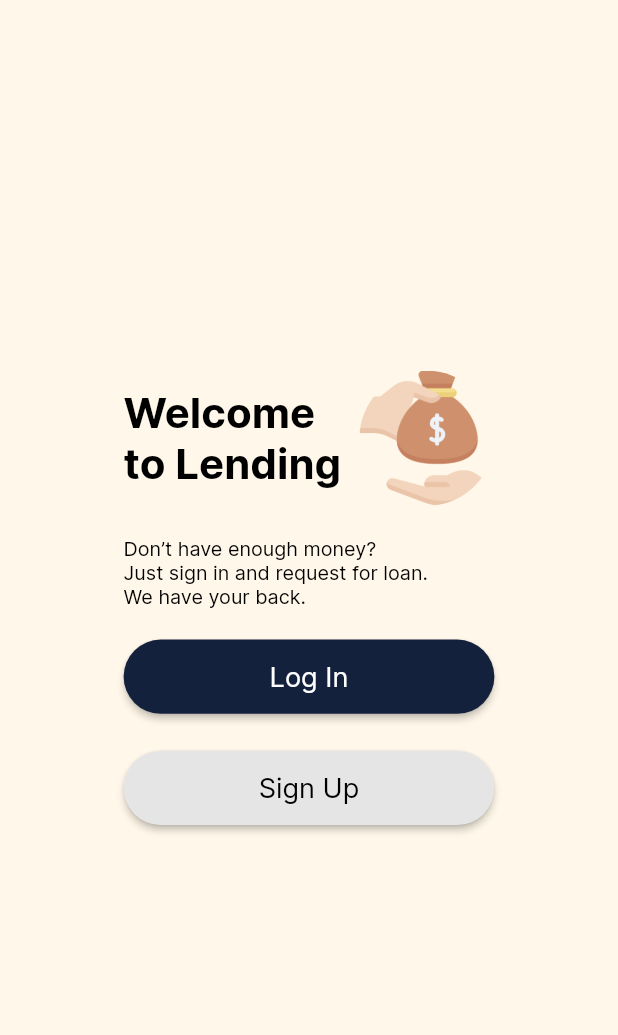
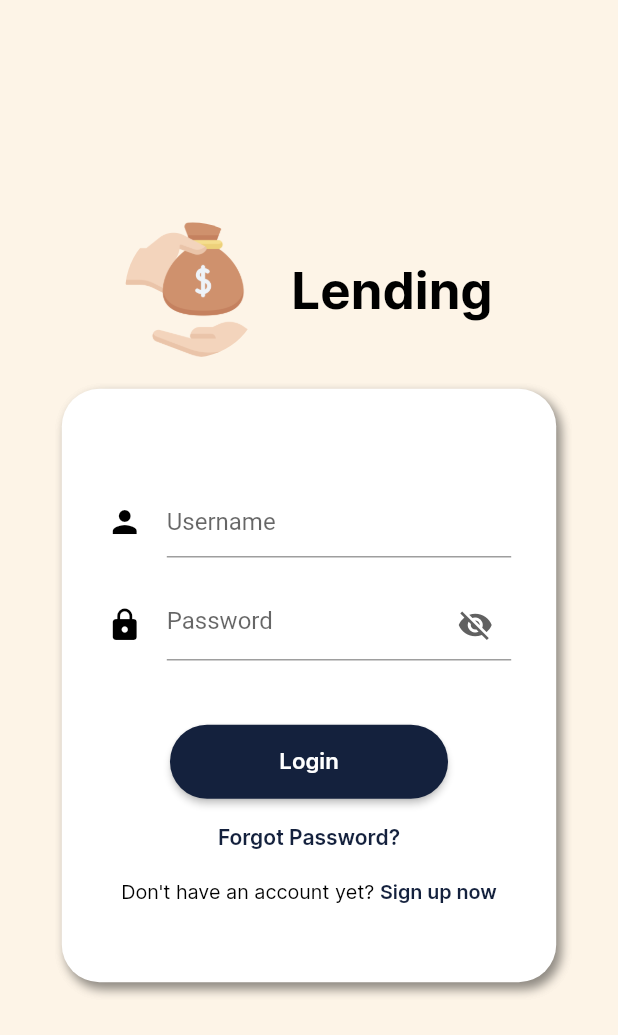
Before and after one commit to jdesolate/lending, a Flutter app: the screen it shows after launch, after a tap on "Log In", on a phone screen of 412 x 824 dp. Shown: the top 1035 px of the screen. Run offline on Flutter 3.47's test engine with Material 2 defaults, Android fonts, the phone set to English and light mode, and no system bars.

Commit message:
v1.2 Login Screen 11/15/2021

```diff
--- /dev/null
+++ b/lib/constants.dart
@@ -0,0 +1,16 @@
+import 'package:flutter/material.dart';
+
+const TextStyle textStyle = TextStyle(
+  color: Colors.black,
+  fontFamily: 'Inter',
+  fontWeight: FontWeight.bold,
+  fontSize: 34,
+  decoration: TextDecoration.none,
+);
+const TextStyle textStyle2 = TextStyle(
+  color: Colors.black,
+  fontFamily: 'Inter',
+  fontWeight: FontWeight.normal,
+  fontSize: 16,
+  decoration: TextDecoration.none,
+);
--- /dev/null
+++ b/lib/screens/login.dart
@@ -0,0 +1,282 @@
+import 'package:flutter/material.dart';
+import 'package:lending/constants.dart';
+
+class LoginScreen extends StatefulWidget {
+  const LoginScreen({Key? key}) : super(key: key);
+
+  @override
+  _LoginScreenState createState() => _LoginScreenState();
+}
+
+class _LoginScreenState extends State<LoginScreen> {
+  final emailController = TextEditingController();
+  final passwordController = TextEditingController();
+  // final FirebaseAuth auth = FirebaseAuth.instance;
+  bool _passwordVisible = false;
+
+  @override
+  Widget build(BuildContext context) {
+    final width = MediaQuery.of(context).size.width;
+    final height = MediaQuery.of(context).size.height;
+
+    return SafeArea(
+      child: Scaffold(
+        body: Container(
+          padding: EdgeInsets.symmetric(
+            vertical: height * 0.18,
+            horizontal: width * 0.10,
+          ),
+          decoration:
+              BoxDecoration(color: const Color(0xFFFFEFD4).withOpacity(0.5)),
+          child: Column(
+            crossAxisAlignment: CrossAxisAlignment.start,
+            children: [
+              Row(
+                mainAxisAlignment: MainAxisAlignment.center,
+                children: [
+                  const CircleAvatar(
+                    radius: 45,
+                    backgroundColor: Colors.transparent,
+                    backgroundImage: AssetImage(
+                      'images/loan.png',
+                    ),
+                  ),
+                  SizedBox(
+                    width: width * 0.05,
+                  ),
+                  const Text(
+                    'Lending',
+                    style: textStyle,
+                  ),
+                ],
+              ),
+              const Spacer(),
+              Container(
+                height: height * 0.48,
+                width: width * 0.85,
+                decoration: BoxDecoration(
+                  color: Colors.white,
+                  borderRadius: BorderRadius.circular(25.0),
+                  boxShadow: [
+                    BoxShadow(
+                      color: Colors.black.withOpacity(0.25),
+                      blurRadius: 5,
+                      offset: const Offset(3, 4), // changes position of shadow
+                    ),
+                    BoxShadow(
+                      color: Colors.black.withOpacity(0.25),
+                      blurRadius: 5,
+                      offset: const Offset(3, 4), // changes position of shadow
+                    ),
+                  ],
+                ),
+                child: Container(
+                  padding: const EdgeInsets.all(30.0),
+                  child: Column(
+                    mainAxisAlignment: MainAxisAlignment.spaceEvenly,
+                    children: [
+                      Column(
+                        crossAxisAlignment: CrossAxisAlignment.start,
+                        children: [
+                          SizedBox(
+                            height: height * 0.015,
+                          ),
+                          TextField(
+                            controller: emailController,
+                            decoration: const InputDecoration(
+                              icon: Icon(
+                                Icons.person,
+                                color: Colors.black,
+                              ),
+                              hintText: 'Username',
+                            ),
+                          ),
+                          SizedBox(
+                            height: height * 0.025,
+                          ),
+                          TextFormField(
+                            keyboardType: TextInputType.text,
+                            controller: passwordController,
+                            obscureText: !_passwordVisible,
+                            decoration: InputDecoration(
+                              icon: const Icon(
+                                Icons.lock,
+                                color: Colors.black,
+                              ),
+                              hintText: 'Password',
+                              suffixIcon: GestureDetector(
+                                onTap: () {
+                                  setState(() {
+                                    _passwordVisible = !_passwordVisible;
+                                  });
+                                },
+                                child: Icon(
+                                    _passwordVisible
+                                        ? Icons.visibility
+                                        : Icons.visibility_off,
+                                    color: Colors.grey[700]),
+                              ),
+                            ),
+                          ),
+                          SizedBox(
+                            height: height * 0.025,
+                          ),
+                        ],
+                      ),
+                      Column(
+                        crossAxisAlignment: CrossAxisAlignment.center,
+                        children: [
+                          ElevatedButton(
+                            onPressed: () async {
+                              // try {
+                              //   await auth
+                              //       .signInWithEmailAndPassword(
+                              //     email: emailController.text,
+                              //     password: passwordController.text,
+                              //   )
+                              //       .then((result) {
+                              //     User? user = auth.currentUser;
+                              //     patient.uniqueId = user!.uid;
+                              //     Navigator.of(context).pop();
+                              //     Navigator.of(context).push(
+                              //       MaterialPageRoute(
+                              //         fullscreenDialog: true,
+                              //         builder: (context) => LoadScreen(
+                              //           auth: auth,
+                              //           currentUser: user,
+                              //           device: 'mobile',
+                              //         ),
+                              //       ),
+                              //     );
+                              //   });
+                              // } on FirebaseAuthException catch (e) {
+                              //   if (e.code == 'user-not-found') {
+                              //     ScaffoldMessenger.of(context)
+                              //         .showSnackBar(
+                              //       const SnackBar(
+                              //         content: Text(
+                              //           noUserSnackbar,
+                              //         ),
+                              //       ),
+                              //     );
+                              //   } else if (e.code == 'wrong-password') {
+                              //     ScaffoldMessenger.of(context)
+                              //         .showSnackBar(
+                              //       const SnackBar(
+                              //         content: Text(
+                              //           wrongPassSnackbar,
+                              //         ),
+                              //       ),
+                              //     );
+                              //   } else {
+                              //     ScaffoldMessenger.of(context)
+                              //         .showSnackBar(
+                              //       const SnackBar(
+                              //         content: Text(
+                              //           loginErrorSnackbar,
+                              //         ),
+                              //       ),
+                              //     );
+                              //   }
+                              // }
+                            },
+                            style: ElevatedButton.styleFrom(
+                              primary: const Color(0xFF14213D),
+                              fixedSize: Size(
+                                width * 0.45,
+                                height * 0.060,
+                              ),
+                              shape: RoundedRectangleBorder(
+                                borderRadius: BorderRadius.circular(40.0),
+                              ),
+                            ),
+                            child: Text(
+                              'Login',
+                              style: TextStyle(
+                                color: Colors.white,
+                                fontFamily: 'Inter',
+                                fontWeight: FontWeight.w600,
+                                fontSize: height * 0.018,
+                                decoration: TextDecoration.none,
+                              ),
+                            ),
+                          ),
+                          SizedBox(
+                            height: height * 0.020,
+                          ),
+                          InkWell(
+                            onTap: () {
+                              // Navigator.push(
+                              //   context,
+                              //   MaterialPageRoute(
+                              //       builder: (context) => RegisterPatient(
+                              //             auth: auth,
+                              //             currentUser: auth.currentUser,
+                              //           )),
+                              // );
+                            },
+                            child: Text(
+                              'Forgot Password?',
+                              style: TextStyle(
+                                color: const Color(0xFF14213D),
+                                fontFamily: 'Inter',
+                                fontWeight: FontWeight.w600,
+                                fontSize: height * 0.017,
+                                decoration: TextDecoration.none,
+                              ),
+                            ),
+                          ),
+                          SizedBox(
+                            height: height * 0.025,
+                          ),
+                          Row(
+                            mainAxisAlignment: MainAxisAlignment.center,
+                            children: [
+                              Text(
+                                'Don\'t have an account yet? ',
+                                style: TextStyle(
+                                  color: const Color(0xFF000000),
+                                  fontFamily: 'Inter',
+                                  fontWeight: FontWeight.w400,
+                                  fontSize: height * 0.016,
+                                  decoration: TextDecoration.none,
+                                ),
+                              ),
+                              InkWell(
+                                onTap: () {
+                                  // Navigator.push(
+                                  //   context,
+                                  //   MaterialPageRoute(
+                                  //       builder: (context) => ForgotPassword(
+                                  //             auth: auth,
+                                  //             currentUser: auth.currentUser,
+                                  //           )),
+                                  // );
+                                },
+                                child: Text(
+                                  'Sign up now',
+                                  style: TextStyle(
+                                    color: const Color(0xFF14213D),
+                                    fontFamily: 'Inter',
+                                    fontWeight: FontWeight.w600,
+                                    fontSize: height * 0.016,
+                                    decoration: TextDecoration.none,
+                                  ),
+                                ),
+                              ),
+                            ],
+                          ),
+                        ],
+                      ),
+                    ],
+                  ),
+                ),
+              ),
+              const Spacer(),
+            ],
+          ),
+        ),
+      ),
+    );
+  }
+}
--- /dev/null
+++ b/lib/screens/register.dart
@@ -0,0 +1,55 @@
+import 'package:flutter/material.dart';
+import 'package:lending/constants.dart';
+
+class RegisterScreen extends StatefulWidget {
+  const RegisterScreen({Key? key}) : super(key: key);
+
+  @override
+  _RegisterScreenState createState() => _RegisterScreenState();
+}
+
+class _RegisterScreenState extends State<RegisterScreen> {
+  @override
+  Widget build(BuildContext context) {
+    final width = MediaQuery.of(context).size.width;
+    final height = MediaQuery.of(context).size.height;
+
+    return SafeArea(
+      child: Container(
+        padding: EdgeInsets.symmetric(
+          vertical: height * 0.30,
+          horizontal: width * 0.20,
+        ),
+        decoration:
+            BoxDecoration(color: const Color(0xFFFFEFD4).withOpacity(0.5)),
+        child: Column(
+          crossAxisAlignment: CrossAxisAlignment.start,
+          children: [
+            Row(
+              children: const [
+                CircleAvatar(
+                  radius: 45,
+                  backgroundColor: Colors.transparent,
+                  backgroundImage: AssetImage(
+                    'images/loan.png',
+                  ),
+                ),
+                Spacer(),
+                Text(
+                  'Lending',
+                  style: textStyle,
+                ),
+              ],
+            ),
+            Container(
+              height: height * 0.30,
+              width: width * 0.85,
+              decoration: const BoxDecoration(color: Colors.white),
+              child: Column(),
+            ),
+          ],
+        ),
+      ),
+    );
+  }
+}
--- a/lib/screens/welcome.dart
+++ b/lib/screens/welcome.dart
@@ -1,4 +1,7 @@
 import 'package:flutter/material.dart';
+import 'package:lending/constants.dart';
+import 'package:lending/screens/login.dart';
+import 'package:lending/screens/register.dart';
 
 class WelcomeScreen extends StatelessWidget {
   const WelcomeScreen({Key? key}) : super(key: key);
@@ -7,22 +10,9 @@ class WelcomeScreen extends StatelessWidget {
   Widget build(BuildContext context) {
     final width = MediaQuery.of(context).size.width;
     final height = MediaQuery.of(context).size.height;
-    final TextStyle _textStyle = TextStyle(
-      color: Colors.black,
-      fontFamily: 'Inter',
-      fontWeight: FontWeight.bold,
-      fontSize: height * 0.034,
-      decoration: TextDecoration.none,
-    );
-    final TextStyle _textStyle2 = TextStyle(
-      color: Colors.black,
-      fontFamily: 'Inter',
-      fontWeight: FontWeight.normal,
-      fontSize: height * 0.016,
-      decoration: TextDecoration.none,
-    );
 
-    return Container(
+    return SafeArea(
+      child: Container(
         decoration:
             BoxDecoration(color: const Color(0xFFFFEFD4).withOpacity(0.5)),
         child: Padding(
@@ -39,13 +29,13 @@ class WelcomeScreen extends StatelessWidget {
                   Row(
                     crossAxisAlignment: CrossAxisAlignment.center,
                     mainAxisAlignment: MainAxisAlignment.center,
-                  children: [
+                    children: const [
                       Text(
                         'Welcome\nto Lending',
-                      style: _textStyle,
+                        style: textStyle,
                       ),
-                    const Spacer(),
-                    const CircleAvatar(
+                      Spacer(),
+                      CircleAvatar(
                         radius: 45,
                         backgroundColor: Colors.transparent,
                         backgroundImage: AssetImage(
@@ -57,9 +47,9 @@ class WelcomeScreen extends StatelessWidget {
                   SizedBox(
                     height: height * 0.025,
                   ),
-                Text(
+                  const Text(
                     'Don’t have enough money?\nJust sign in and request for loan.\nWe have your back.',
-                  style: _textStyle2,
+                    style: textStyle2,
                   ),
                 ],
               ),
@@ -69,7 +59,12 @@ class WelcomeScreen extends StatelessWidget {
               Column(
                 children: [
                   ElevatedButton(
-                  onPressed: () {},
+                    onPressed: () {
+                      Navigator.push(
+                          context,
+                          MaterialPageRoute(
+                              builder: (context) => const LoginScreen()));
+                    },
                     style: ElevatedButton.styleFrom(
                       primary: const Color(0xFF14213D),
                       fixedSize: Size(
@@ -95,7 +90,12 @@ class WelcomeScreen extends StatelessWidget {
                     height: height * 0.030,
                   ),
                   ElevatedButton(
-                  onPressed: () {},
+                    onPressed: () {
+                      Navigator.push(
+                          context,
+                          MaterialPageRoute(
+                              builder: (context) => const RegisterScreen()));
+                    },
                     style: ElevatedButton.styleFrom(
                       primary: const Color(0xFFE5E5E5),
                       fixedSize: Size(
@@ -122,6 +122,7 @@ class WelcomeScreen extends StatelessWidget {
             ],
           ),
         ),
+      ),
     );
   }
 }
```
Lines whose indentation alone changed are shown as unchanged.
